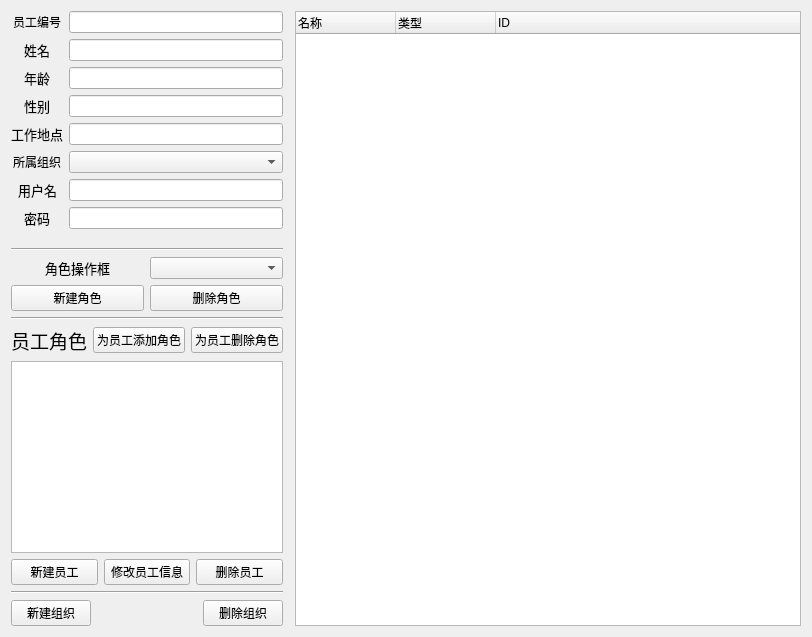
This is xt/code/ui/Admin.ui in joker20020/ERP as Qt 5 draws it before an edit. The edited form follows.
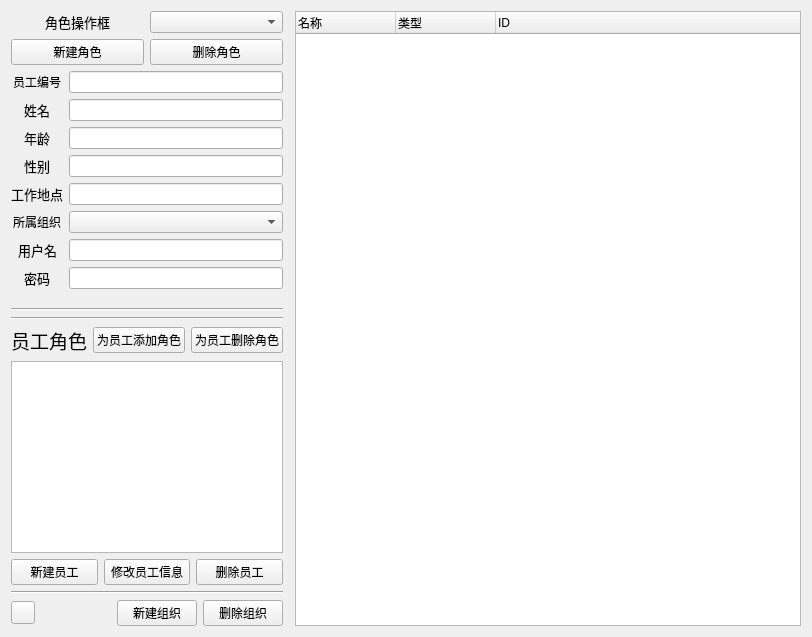
This is the edited form. Custom widgets are drawn as their Qt base class.

Patch:
```diff
--- a/xt/code/ui/Admin.ui
+++ b/xt/code/ui/Admin.ui
@@ -13,9 +13,49 @@
   <property name="windowTitle">
    <string>Form</string>
   </property>
-  <layout class="QHBoxLayout" name="horizontalLayout" stretch="1,0,4">
+  <layout class="QHBoxLayout" name="horizontalLayout" stretch="0,0,4">
    <item>
-    <layout class="QVBoxLayout" name="verticalLayout_2" stretch="2,0,0,0,0,0,0,0,0,1">
+    <layout class="QVBoxLayout" name="verticalLayout_2" stretch="0,0,2,0,0,0,0,0,0,1">
+     <item>
+      <layout class="QHBoxLayout" name="horizontalLayout_6">
+       <item>
+        <widget class="StrongBodyLabel" name="workerCharacterL">
+         <property name="font">
+          <font>
+           <pointsize>10</pointsize>
+          </font>
+         </property>
+         <property name="text">
+          <string>角色操作框</string>
+         </property>
+         <property name="alignment">
+          <set>Qt::AlignCenter</set>
+         </property>
+        </widget>
+       </item>
+       <item>
+        <widget class="ComboBox" name="workerCharacter"/>
+       </item>
+      </layout>
+     </item>
+     <item>
+      <layout class="QHBoxLayout" name="horizontalLayout_4">
+       <item>
+        <widget class="PushButton" name="characterNew">
+         <property name="text">
+          <string>新建角色</string>
+         </property>
+        </widget>
+       </item>
+       <item>
+        <widget class="PrimaryPushButton" name="characterRemove">
+         <property name="text">
+          <string>删除角色</string>
+         </property>
+        </widget>
+       </item>
+      </layout>
+     </item>
      <item>
       <layout class="QFormLayout" name="formLayout_2">
        <property name="sizeConstraint">
@@ -146,46 +186,6 @@
        </property>
       </widget>
      </item>
-     <item>
-      <layout class="QHBoxLayout" name="horizontalLayout_6">
-       <item>
-        <widget class="StrongBodyLabel" name="workerCharacterL">
-         <property name="font">
-          <font>
-           <pointsize>10</pointsize>
-          </font>
-         </property>
-         <property name="text">
-          <string>角色操作框</string>
-         </property>
-         <property name="alignment">
-          <set>Qt::AlignCenter</set>
-         </property>
-        </widget>
-       </item>
-       <item>
-        <widget class="ComboBox" name="workerCharacter"/>
-       </item>
-      </layout>
-     </item>
-     <item>
-      <layout class="QHBoxLayout" name="horizontalLayout_4">
-       <item>
-        <widget class="PushButton" name="characterNew">
-         <property name="text">
-          <string>新建角色</string>
-         </property>
-        </widget>
-       </item>
-       <item>
-        <widget class="PrimaryPushButton" name="characterRemove">
-         <property name="text">
-          <string>删除角色</string>
-         </property>
-        </widget>
-       </item>
-      </layout>
-     </item>
      <item>
       <widget class="Line" name="line">
        <property name="orientation">
@@ -264,9 +264,9 @@
      <item>
       <layout class="QHBoxLayout" name="horizontalLayout_2">
        <item>
-        <widget class="PushButton" name="groupNew">
+        <widget class="ToolButton" name="refresh">
          <property name="text">
-          <string>新建组织</string>
+          <string/>
          </property>
         </widget>
        </item>
@@ -283,6 +283,13 @@
          </property>
         </spacer>
        </item>
+       <item>
+        <widget class="PushButton" name="groupNew">
+         <property name="text">
+          <string>新建组织</string>
+         </property>
+        </widget>
+       </item>
        <item>
         <widget class="PrimaryPushButton" name="groupRemove">
          <property name="text">
@@ -326,6 +333,36 @@
   </layout>
  </widget>
  <customwidgets>
+  <customwidget>
+   <class>LineEdit</class>
+   <extends>QLineEdit</extends>
+   <header>qfluentwidgets</header>
+  </customwidget>
+  <customwidget>
+   <class>BodyLabel</class>
+   <extends>QLabel</extends>
+   <header>qfluentwidgets</header>
+  </customwidget>
+  <customwidget>
+   <class>ComboBox</class>
+   <extends>QComboBox</extends>
+   <header>qfluentwidgets</header>
+  </customwidget>
+  <customwidget>
+   <class>PasswordLineEdit</class>
+   <extends>QLineEdit</extends>
+   <header>qfluentwidgets</header>
+  </customwidget>
+  <customwidget>
+   <class>PrimaryPushButton</class>
+   <extends>QPushButton</extends>
+   <header>qfluentwidgets</header>
+  </customwidget>
+  <customwidget>
+   <class>ToolButton</class>
+   <extends>QToolButton</extends>
+   <header>qfluentwidgets</header>
+  </customwidget>
   <customwidget>
    <class>PushButton</class>
    <extends>QPushButton</extends>
@@ -342,46 +379,21 @@
    <header>qfluentwidgets</header>
    <container>1</container>
   </customwidget>
-  <customwidget>
-   <class>LineEdit</class>
-   <extends>QLineEdit</extends>
-   <header>qfluentwidgets</header>
-  </customwidget>
   <customwidget>
    <class>TitleLabel</class>
    <extends>QLabel</extends>
    <header>qfluentwidgets</header>
   </customwidget>
-  <customwidget>
-   <class>BodyLabel</class>
-   <extends>QLabel</extends>
-   <header>qfluentwidgets</header>
-  </customwidget>
   <customwidget>
    <class>StrongBodyLabel</class>
    <extends>QLabel</extends>
    <header>qfluentwidgets</header>
   </customwidget>
-  <customwidget>
-   <class>PrimaryPushButton</class>
-   <extends>QPushButton</extends>
-   <header>qfluentwidgets</header>
-  </customwidget>
-  <customwidget>
-   <class>ComboBox</class>
-   <extends>QComboBox</extends>
-   <header>qfluentwidgets</header>
-  </customwidget>
   <customwidget>
    <class>TreeWidget</class>
    <extends>QTreeWidget</extends>
    <header>qfluentwidgets</header>
   </customwidget>
-  <customwidget>
-   <class>PasswordLineEdit</class>
-   <extends>QLineEdit</extends>
-   <header>qfluentwidgets</header>
-  </customwidget>
  </customwidgets>
  <resources/>
  <connections/>
```
Left out of the diff: 38 changed lines with no effect on the pictures.
